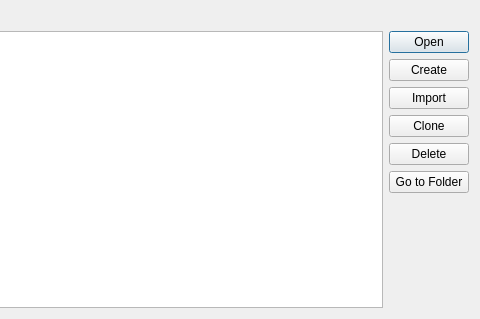
Old version of the form ui/qgisred_projectmanager_dialog.ui in the repository qgisred/QGISRed; both pictures show x 266 to 746 and y 0 to 319 of the 746 by 319 pixel window.
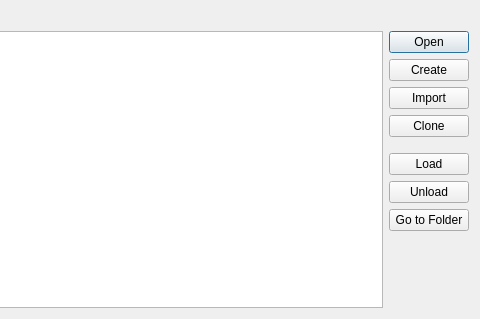
New version of the form. Icons and pictures are not drawn.

```diff
--- a/ui/qgisred_projectmanager_dialog.ui
+++ b/ui/qgisred_projectmanager_dialog.ui
@@ -112,7 +112,23 @@
           </widget>
          </item>
          <item>
-          <widget class="QPushButton" name="btDelete">
+          <spacer name="verticalSpacer_2">
+           <property name="orientation">
+            <enum>Qt::Vertical</enum>
+           </property>
+           <property name="sizeType">
+            <enum>QSizePolicy::Fixed</enum>
+           </property>
+           <property name="sizeHint" stdset="0">
+            <size>
+             <width>20</width>
+             <height>10</height>
+            </size>
+           </property>
+          </spacer>
+         </item>
+         <item>
+          <widget class="QPushButton" name="btLoad">
            <property name="sizePolicy">
             <sizepolicy hsizetype="Fixed" vsizetype="Fixed">
              <horstretch>0</horstretch>
@@ -120,7 +136,20 @@
             </sizepolicy>
            </property>
            <property name="text">
-            <string>Delete</string>
+            <string>Load</string>
+           </property>
+          </widget>
+         </item>
+         <item>
+          <widget class="QPushButton" name="btUnLoad">
+           <property name="sizePolicy">
+            <sizepolicy hsizetype="Fixed" vsizetype="Fixed">
+             <horstretch>0</horstretch>
+             <verstretch>0</verstretch>
+            </sizepolicy>
+           </property>
+           <property name="text">
+            <string>Unload</string>
            </property>
           </widget>
          </item>
```
